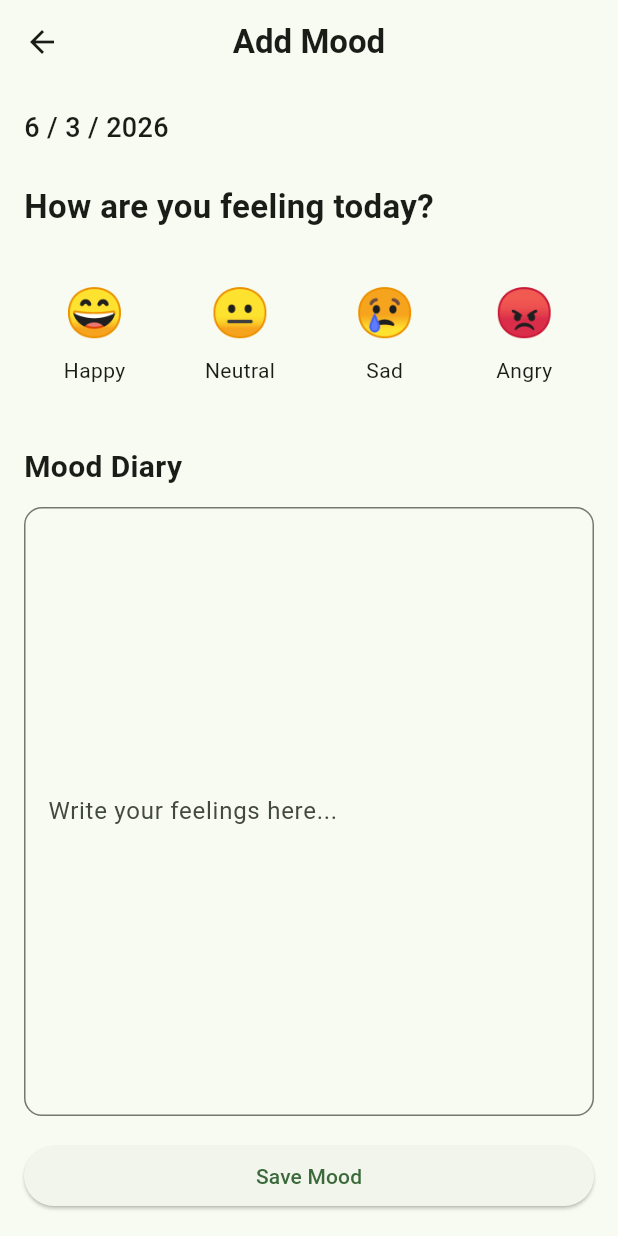
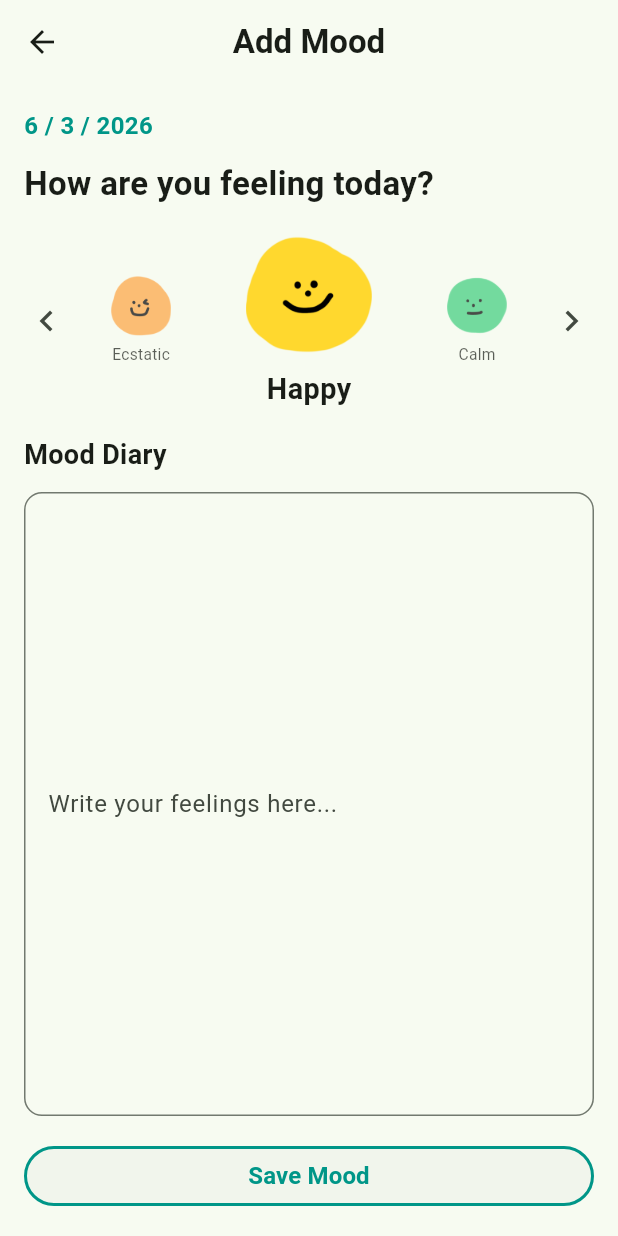
Before and after one commit to arnarock/mindcare, a Flutter app: the MoodAddPage screen opened directly with empty values, on a phone screen of 412 x 824 dp. Run offline on Flutter 3.47's test engine with Material 3 defaults, Android fonts, the phone set to English and light mode, and no system bars; our stand-ins replace cloud_firestore, firebase_auth, firebase_core; accounts and stored records are empty.

Commit message:
add moods emoji, score mood and average moods

```diff
--- a/lib/features/mood/mood_add.dart
+++ b/lib/features/mood/mood_add.dart
@@ -16,106 +16,34 @@ class MoodAddPage extends StatefulWidget {
 }
 
 class _MoodAddPageState extends State<MoodAddPage> {
-  String selectedMood = '';
-  String selectedEmoji = '';
   final TextEditingController noteController = TextEditingController();
 
-  bool canSaveForSelectedDate() {
-    final now = DateTime.now();
-    final today = DateTime(now.year, now.month, now.day);
+  final List<Map<String, String>> moods = [
+    {"image": "assets/images/moods/mood_ecstatic.png", "label": "Ecstatic"},
+    // {"image": "assets/images/moods/mood_excited.png", "label": "Excited"},
+    {"image": "assets/images/moods/mood_happy.png", "label": "Happy"},
+    {"image": "assets/images/moods/mood_calm.png", "label": "Calm"},
+    {"image": "assets/images/moods/mood_bored.png", "label": "Bored"},
+    {"image": "assets/images/moods/mood_tired.png", "label": "Tired"},
+    {"image": "assets/images/moods/mood_worried.png", "label": "Worried"},
+    // {"image": "assets/images/moods/mood_sad.png", "label": "Sad"},
+    // {"image": "assets/images/moods/mood_stressed.png", "label": "Stressed"},
+  ];
 
-    final selected = DateTime(
-      widget.selectedDate.year,
-      widget.selectedDate.month,
-      widget.selectedDate.day,
-    );
-
-    final difference = today.difference(selected).inDays;
-
-    if (selected.isAfter(today)) return false;
-    if (difference > 7) return false;
-
-    return true;
-  }
-
-  void selectMood(String mood, String emoji) {
-    setState(() {
-      selectedMood = mood;
-      selectedEmoji = emoji;
-    });
-  }
-
-  Future<void> saveMood() async {
-    if (!canSaveForSelectedDate()) {
-      ScaffoldMessenger.of(context).showSnackBar(
-        const SnackBar(
-          content: Text(
-            "You can only add moods for today or within the past 7 days.",
-          ),
-        ),
-      );
-      return;
-    }
-
-    if (selectedMood.isEmpty) {
-      ScaffoldMessenger.of(context).showSnackBar(
-        const SnackBar(content: Text("Please select a mood")),
-      );
-      return;
-    }
-
-    final user = FirebaseAuth.instance.currentUser;
-    if (user == null) return;
-
-    final now = DateTime.now();
-
-    final fullDateTime = DateTime(
-      widget.selectedDate.year,
-      widget.selectedDate.month,
-      widget.selectedDate.day,
-      now.hour,
-      now.minute,
-      now.second,
-      now.millisecond,
-    );
-
-    final docId =
-        DateFormat("dd_MMMM_yyyy 'at' h_mm_ss_SSS_a").format(fullDateTime);
-
-    await FirebaseFirestore.instance
-        .collection('users')
-        .doc(user.uid)
-        .collection('moods')
-        .doc(docId)
-        .set({
-      'emoji': selectedEmoji,
-      'mood': selectedMood,
-      'note': noteController.text.trim(),
-      'createdAt': Timestamp.fromDate(fullDateTime),
-    });
-
-    if (!mounted) return;
-    Navigator.pop(context);
-  }
-
-  @override
-  void dispose() {
-    noteController.dispose();
-    super.dispose();
-  }
+  String selectedMood = '';
 
   @override
   Widget build(BuildContext context) {
     final displayDate =
         "${widget.selectedDate.day} / ${widget.selectedDate.month} / ${widget.selectedDate.year}";
 
-    final canSave = canSaveForSelectedDate();
-
     return Scaffold(
       appBar: AppBar(
         title: const Text(
           'Add Mood',
-          style: TextStyle(fontWeight: FontWeight.bold),
+          style: TextStyle(
+            fontWeight: FontWeight.bold
+          ),
         ),
         centerTitle: true,
       ),
@@ -127,11 +55,14 @@ class _MoodAddPageState extends State<MoodAddPage> {
             Text(
               displayDate,
               style: const TextStyle(
-                fontSize: 18,
-                fontWeight: FontWeight.w500,
+                color: Colors.teal,
+                fontSize: 16,
+                fontWeight: FontWeight.w600,
               ),
             ),
-            const SizedBox(height: 24),
+
+            const SizedBox(height: 12),
+
             const Text(
               'How are you feeling today?',
               style: TextStyle(
@@ -139,45 +70,28 @@ class _MoodAddPageState extends State<MoodAddPage> {
                 fontWeight: FontWeight.w600,
               ),
             ),
-            const SizedBox(height: 24),
-            Row(
-              mainAxisAlignment: MainAxisAlignment.spaceAround,
-              children: [
-                MoodIcon(
-                  icon: '😄',
-                  label: 'Happy',
-                  isSelected: selectedMood == 'Happy',
-                  onTap: () => selectMood('Happy', '😄'),
-                ),
-                MoodIcon(
-                  icon: '😐',
-                  label: 'Neutral',
-                  isSelected: selectedMood == 'Neutral',
-                  onTap: () => selectMood('Neutral', '😐'),
-                ),
-                MoodIcon(
-                  icon: '😢',
-                  label: 'Sad',
-                  isSelected: selectedMood == 'Sad',
-                  onTap: () => selectMood('Sad', '😢'),
-                ),
-                MoodIcon(
-                  icon: '😡',
-                  label: 'Angry',
-                  isSelected: selectedMood == 'Angry',
-                  onTap: () => selectMood('Angry', '😡'),
-                ),
-              ],
+
+            const SizedBox(height: 16),
+
+            MoodCarousel(
+              moods: moods,
+              onChanged: (mood) {
+                selectedMood = mood;
+              },
             ),
-            const SizedBox(height: 32),
+
+            const SizedBox(height: 16),
+
             const Text(
               'Mood Diary',
               style: TextStyle(
-                fontSize: 20,
-                fontWeight: FontWeight.bold,
+                fontSize: 18,
+                fontWeight: FontWeight.w600,
               ),
             ),
+
             const SizedBox(height: 12),
+
             Expanded(
               child: TextField(
                 controller: noteController,
@@ -191,12 +105,28 @@ class _MoodAddPageState extends State<MoodAddPage> {
                 ),
               ),
             ),
+
             const SizedBox(height: 16),
+
             SizedBox(
               width: double.infinity,
               child: ElevatedButton(
-                onPressed: canSave ? saveMood : null,
-                child: const Text('Save Mood'),
+                style: ElevatedButton.styleFrom(
+                  elevation: 0,
+                  side: const BorderSide(
+                    color: Colors.teal,
+                    width: 2,
+                  ),
+                ),
+                onPressed: saveMood,
+                child: const Text(
+                  'Save Mood',
+                  style: TextStyle(
+                    color: Colors.teal,
+                    fontSize: 16,
+                    fontWeight: FontWeight.w600
+                  ),
+                ),
               ),
             ),
           ],
@@ -204,43 +134,278 @@ class _MoodAddPageState extends State<MoodAddPage> {
       ),
     );
   }
+
+  Future<void> saveMood() async {
+    if (selectedMood.isEmpty) {
+      ScaffoldMessenger.of(context).showSnackBar(
+        const SnackBar(content: Text("Please select mood")),
+      );
+      return;
+    }
+
+    final user = FirebaseAuth.instance.currentUser;
+    if (user == null) return;
+
+    final dateKey = DateFormat("yyyy-MM-dd").format(widget.selectedDate);
+
+    final docRef = FirebaseFirestore.instance
+        .collection("users")
+        .doc(user.uid)
+        .collection("moods")
+        .doc(dateKey);
+
+    final snapshot = await docRef.get();
+
+    List entries = [];
+
+    if (snapshot.exists) {
+      entries = List.from(snapshot.data()!["entries"]);
+    }
+
+    final entry = {
+      "id": DateTime.now().millisecondsSinceEpoch,
+      "mood": selectedMood,
+      "score": MoodCalculator.moodScore[selectedMood],
+      "note": noteController.text.trim(),
+      "createdAt": Timestamp.now(),
+    };
+
+    entries.add(entry);
+
+    List<String> moodsList =
+        entries.map((e) => e["mood"].toString()).toList();
+
+    final avg = MoodCalculator.calculate(moodsList);
+
+    if (!snapshot.exists) {
+      // create new document
+      await docRef.set({
+        "averageMood": avg["averageMood"],
+        "averageScore": avg["averageScore"],
+        "entries": entries,
+        "createdAt": Timestamp.now(),
+        "updatedAt": Timestamp.now(),
+      });
+    } else {
+      // update lastest document
+      await docRef.update({
+        "averageMood": avg["averageMood"],
+        "averageScore": avg["averageScore"],
+        "entries": entries,
+        "updatedAt": Timestamp.now(),
+      });
+    }
+    if (!mounted) return;
+    Navigator.pop(context);
+  }
 }
 
-class MoodIcon extends StatelessWidget {
-  final String icon;
-  final String label;
-  final bool isSelected;
-  final VoidCallback onTap;
+class MoodCarousel extends StatefulWidget {
+  final List<Map<String,String>> moods;
+  final Function(String mood) onChanged;
 
-  const MoodIcon({
+  const MoodCarousel({
     super.key,
-    required this.icon,
-    required this.label,
-    required this.isSelected,
-    required this.onTap,
+    required this.moods,
+    required this.onChanged,
+  });
+
+  @override
+  State<MoodCarousel> createState() => _MoodCarouselState();
+}
+
+class _MoodCarouselState extends State<MoodCarousel> {
+  late PageController _pageController;
+  int currentIndex = 1;
+
+  @override
+  void initState() {
+    super.initState();
+
+    _pageController = PageController(
+      initialPage: 1,
+      viewportFraction: 0.35,
+    );
+
+    currentIndex = 1;
+
+    WidgetsBinding.instance.addPostFrameCallback((_) {
+      widget.onChanged(widget.moods[currentIndex]["label"]!);
+    });
+  }
+
+  @override
+  Widget build(BuildContext context) {
+    return Center(
+      child: SizedBox(
+        height: 120,
+        child: Row(
+          children: [
+            // chevron left
+            SizedBox(
+              width: 30,
+              child: currentIndex > 0
+                  ? Center(
+                      child: IconButton(
+                        padding: EdgeInsets.zero,
+                        constraints: const BoxConstraints(),
+                        icon: const Icon(
+                          Icons.chevron_left,
+                          size: 28,
+                        ),
+                        onPressed: () {
+                          _pageController.animateToPage(
+                            currentIndex - 1,
+                            duration: const Duration(milliseconds: 300),
+                            curve: Curves.easeOut,
+                          );
+                        },
+                      ),
+                    )
+                  : const SizedBox(),
+            ),
+
+            // mood carousel
+            Expanded(
+              child: PageView.builder(
+                controller: _pageController,
+                itemCount: widget.moods.length,
+                onPageChanged: (i) {
+                  setState(() {
+                    currentIndex = i;
+                  });
+                  widget.onChanged(widget.moods[i]["label"]!);
+                },
+                itemBuilder: (_, i) {
+                  final mood = widget.moods[i];
+                  final isCenter = i == currentIndex;
+                  return AnimatedOpacity(
+                    duration: const Duration(milliseconds: 250),
+                    opacity: isCenter ? 1 : 0.7,
+                    child: AnimatedScale(
+                      scale: isCenter ? 1.2 : 0.8,
+                      duration: const Duration(milliseconds: 250),
+                      curve: Curves.easeOut,
+                      child: Column(
+                        mainAxisAlignment: MainAxisAlignment.center,
+                        children: [
+                          Image.asset(
+                            mood["image"]!,
+                            height: isCenter ? 70 : 50,
+                          ),
+                          const SizedBox(height: 6),
+                          Text(
+                            mood["label"]!,
+                            style: TextStyle(
+                              fontSize: isCenter ? 16 : 13,
+                              fontWeight: isCenter
+                                  ? FontWeight.bold
+                                  : FontWeight.normal,
+                            ),
+                          )
+                        ],
+                      ),
+                    ),
+                  );
+                },
+              ),
+            ),
+
+            // chevron right
+            SizedBox(
+              width: 30,
+              child: currentIndex < widget.moods.length - 1
+                  ? Center(
+                      child: IconButton(
+                        padding: EdgeInsets.zero,
+                        constraints: const BoxConstraints(),
+                        icon: const Icon(
+                          Icons.chevron_right,
+                          size: 28,
+                        ),
+                        onPressed: () {
+                          _pageController.animateToPage(
+                            currentIndex + 1,
+                            duration: const Duration(milliseconds: 300),
+                            curve: Curves.easeOut,
+                          );
+                        },
+                      ),
+                    )
+                  : const SizedBox(),
+            )
+          ]
+        )
+      )
+    );
+  }
+}
+
+class SaveButton extends StatelessWidget {
+  final bool enabled;
+  final VoidCallback onPressed;
+
+  const SaveButton({
+    super.key,
+    required this.enabled,
+    required this.onPressed,
   });
 
   @override
   Widget build(BuildContext context) {
-    return InkWell(
-      onTap: onTap,
-      borderRadius: BorderRadius.circular(12),
-      child: Container(
-        padding: const EdgeInsets.all(8),
-        decoration: BoxDecoration(
-          color: isSelected
-              ? Theme.of(context).colorScheme.primary.withOpacity(0.15)
-              : Colors.transparent,
-          borderRadius: BorderRadius.circular(12),
-        ),
-        child: Column(
-          children: [
-            Text(icon, style: const TextStyle(fontSize: 32)),
-            const SizedBox(height: 6),
-            Text(label),
-          ],
-        ),
+    return SizedBox(
+      width: double.infinity,
+      child: ElevatedButton(
+        onPressed: enabled ? onPressed : null,
+        child: const Text("Save Mood"),
       ),
     );
   }
 }
+
+class MoodCalculator {
+  static const Map<String, int> moodScore = {
+    "Ecstatic": 5,
+    "Excited": 4,
+    "Happy": 3,
+    "Calm": 1,
+    "Bored": -1,
+    "Tired": -2,
+    "Worried": -3,
+    "Sad": -4,
+    "Stressed": -5,
+  };
+
+  // calculate average score from mood list
+  static double calculateAverageScore(List<String> moods) {
+    if (moods.isEmpty) return 0;
+    int total = 0;
+    for (var mood in moods) {
+      total += moodScore[mood] ?? 0;
+    }
+    return total / moods.length;
+  }
+
+  // convert score  to mood
+  static String scoreToMood(double avg) {
+    if (avg >= 4.5) return "Ecstatic";
+    if (avg >= 3.5) return "Excited";
+    if (avg >= 2) return "Happy";
+    if (avg >= 0) return "Calm";
+    if (avg >= -1.5) return "Bored";
+    if (avg >= -2.5) return "Tired";
+    if (avg >= -3.5) return "Worried";
+    if (avg >= -4.5) return "Sad";
+    return "Stressed";
+  }
+
+  // cal score and mood
+  static Map<String, dynamic> calculate(List<String> moods) {
+    double avgScore = calculateAverageScore(moods);
+    String avgMood = scoreToMood(avgScore);
+    return {
+      "averageScore": avgScore,
+      "averageMood": avgMood,
+    };
+  }
+}
```
Also changed, not shown: pubspec.yaml (+7 -3 lines), assets/images/moods/mood_bored.png (added), assets/images/moods/mood_calm.png (added), assets/images/moods/mood_ecstatic.png (added), assets/images/moods/mood_happy.png (added), assets/images/moods/mood_tired.png (added), assets/images/moods/mood_worried.png (added).
